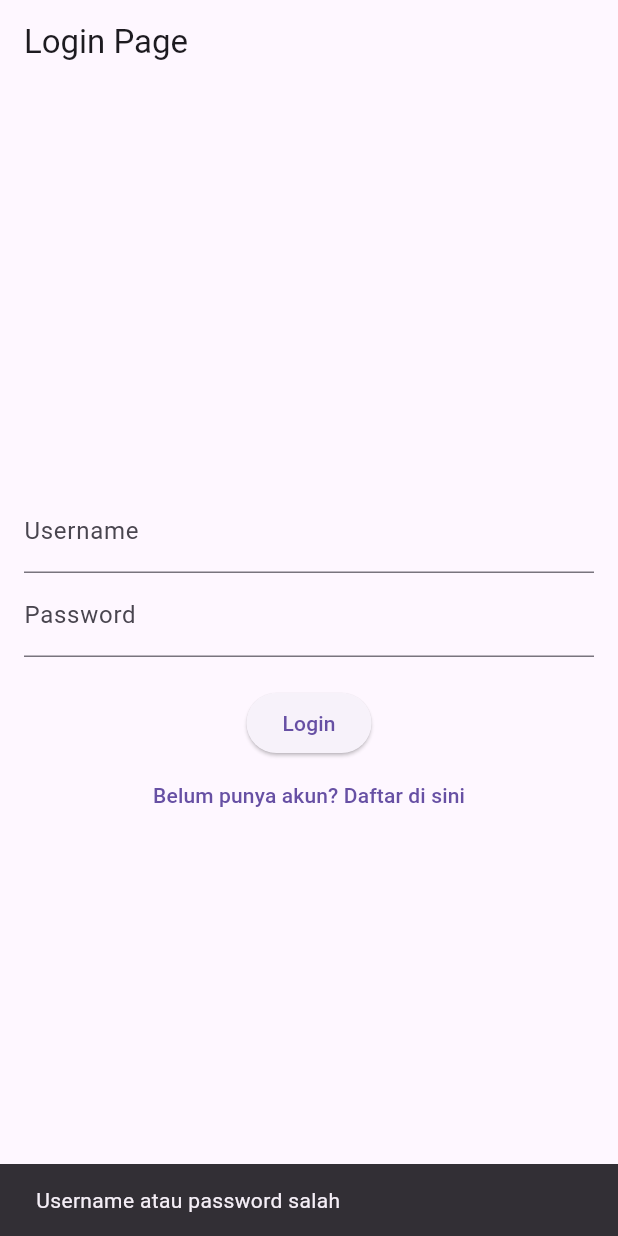
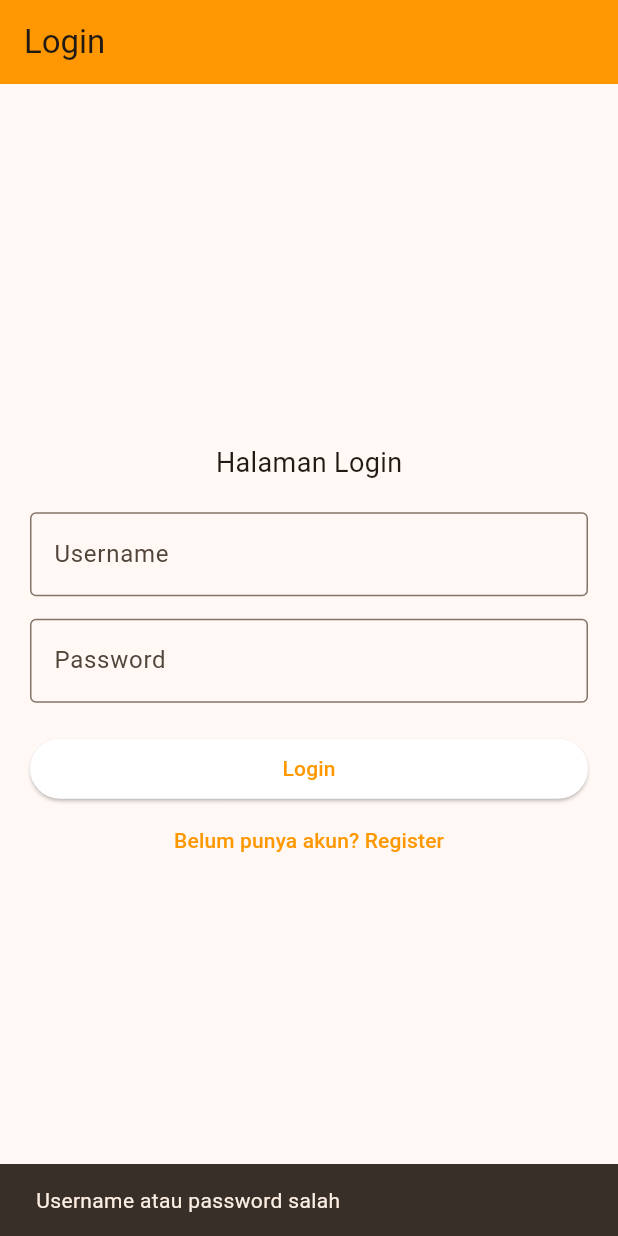
Before and after one commit to DarrylRS-dev/tugaspraktikum10-11, a Flutter app: the screen it shows after launch, after a tap on "Login", on a phone screen of 412 x 824 dp. Run offline on Flutter 3.47's test engine with Material 3 defaults, Android fonts, the light colour scheme and no system bars; our stand-ins replace shared_preferences, sqflite; accounts and stored records are empty.

Commit message:
EDIT GITHUB

```diff
--- a/lib/login_page.dart
+++ b/lib/login_page.dart
@@ -1,15 +1,15 @@
 import 'package:flutter/material.dart';
-import 'home_page.dart';
 import 'register_page.dart';
-import 'session_manager.dart';
 import 'database/db_helper.dart';
 import 'model/user.dart';
+import 'session_manager.dart';
+import 'home_page.dart';
 
 class LoginPage extends StatefulWidget {
   const LoginPage({super.key});
 
   @override
-  _LoginPageState createState() => _LoginPageState();
+  State<LoginPage> createState() => _LoginPageState();
 }
 
 class _LoginPageState extends State<LoginPage> {
@@ -17,9 +17,9 @@ class _LoginPageState extends State<LoginPage> {
   final TextEditingController _passwordController = TextEditingController();
 
   void _login() async {
-    String username = _usernameController.text;
-    String password = _passwordController.text;
-    try {
+    String username = _usernameController.text.trim();
+    String password = _passwordController.text.trim();
+
     User? user = await DBHelper.instance.login(username, password);
 
     if (user != null) {
@@ -30,48 +30,61 @@ class _LoginPageState extends State<LoginPage> {
       );
     } else {
       ScaffoldMessenger.of(context).showSnackBar(
-          const SnackBar(content: Text('Username atau password salah')),
+        const SnackBar(content: Text("Username atau password salah")),
       );
     }
-    } catch (e) {
-      ScaffoldMessenger.of(context).showSnackBar(
-        SnackBar(content: Text('Terjadi kesalahan: $e')),
-      );
-    }
-  }
-
-  @override
-  void dispose() {
-    _usernameController.dispose();
-    _passwordController.dispose();
-    super.dispose();
   }
 
   @override
   Widget build(BuildContext context) {
     return Scaffold(
       appBar: AppBar(
-        title: const Text('Login Page'),
+        title: const Text("Login"),
+        backgroundColor: Colors.orange,
       ),
+
       body: Padding(
-        padding: const EdgeInsets.all(16.0),
+        padding: const EdgeInsets.all(20),
         child: Column(
           mainAxisAlignment: MainAxisAlignment.center,
           children: [
+            // Judul simpel banget
+            const Text(
+              "Halaman Login",
+              style: TextStyle(fontSize: 18),
+            ),
+            const SizedBox(height: 20),
+
             TextField(
               controller: _usernameController,
-              decoration: const InputDecoration(labelText: 'Username'),
+              decoration: const InputDecoration(
+                labelText: "Username",
+                border: OutlineInputBorder(),
               ),
+            ),
+            const SizedBox(height: 15),
+
             TextField(
               controller: _passwordController,
-              decoration: const InputDecoration(labelText: 'Password'),
               obscureText: true,
+              decoration: const InputDecoration(
+                labelText: "Password",
+                border: OutlineInputBorder(),
+              ),
             ),
             const SizedBox(height: 20),
-            ElevatedButton(
+
+            SizedBox(
+              width: double.infinity,
+              child: ElevatedButton(
+                style: ElevatedButton.styleFrom(
+                  backgroundColor: Colors.white,
+                ),
                 onPressed: _login,
-              child: const Text('Login'),
+                child: const Text("Login"),
               ),
+            ),
+
             TextButton(
               onPressed: () {
                 Navigator.push(
@@ -79,8 +92,8 @@ class _LoginPageState extends State<LoginPage> {
                   MaterialPageRoute(builder: (context) => const RegisterPage()),
                 );
               },
-              child: const Text('Belum punya akun? Daftar di sini'),
-            ),
+              child: const Text("Belum punya akun? Register"),
+            )
           ],
         ),
       ),
--- a/lib/main.dart
+++ b/lib/main.dart
@@ -4,11 +4,12 @@ import 'login_page.dart';
 import 'session_manager.dart';
 
 void main() {
-  runApp(MyApp());
+  runApp(const MyApp());
 }
 
 class MyApp extends StatelessWidget {
   const MyApp({super.key});
+
   Future<Widget> _getHome() async {
     bool loggedIn = await SessionManager.isLoggedIn();
     return loggedIn ? const HomePage() : const LoginPage();
@@ -17,20 +18,31 @@ class MyApp extends StatelessWidget {
   @override
   Widget build(BuildContext context) {
     return MaterialApp(
+      debugShowCheckedModeBanner: false,
       title: 'Flutter Auth Demo',
+
+      // Tema oranye yang kamu minta
       theme: ThemeData(
-        primarySwatch: Colors.blue,
+        primaryColor: Colors.orange,
+        colorScheme: ColorScheme.fromSeed(
+          seedColor: Colors.orange,
+          primary: Colors.orange,
+        ),
+        useMaterial3: true,
       ),
+
       home: FutureBuilder(
         future: _getHome(),
         builder: (context, snapshot) {
           if (snapshot.connectionState == ConnectionState.waiting) {
             return const Scaffold(
-              body: Center(child: CircularProgressIndicator()),
+              body: Center(
+                child: CircularProgressIndicator(color: Colors.orange),
+              ),
             );
-          } else {
-            return snapshot.data ?? const LoginPage();
           }
+
+          return snapshot.data ?? const LoginPage();
         },
       ),
     );
```
Also changed, not shown: lib/home_page.dart (+41 -53 lines), lib/register_page.dart (+37 -15 lines), lib/session_manager.dart (+7 -0 lines). Lines whose indentation alone changed are shown as unchanged.
